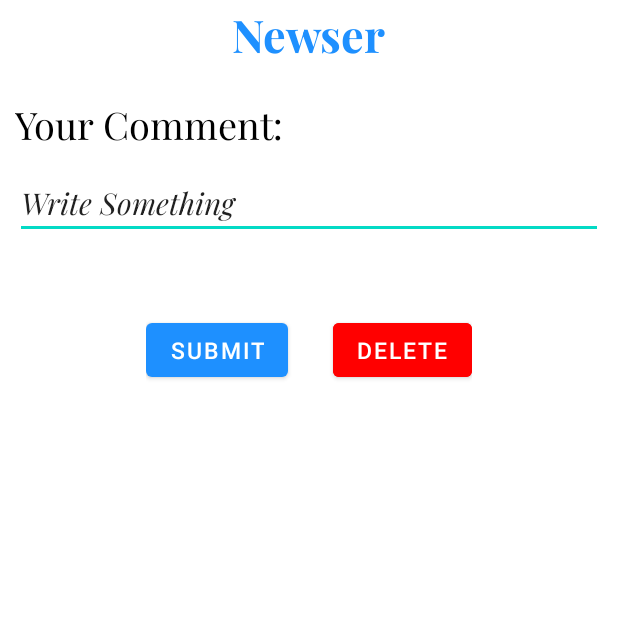
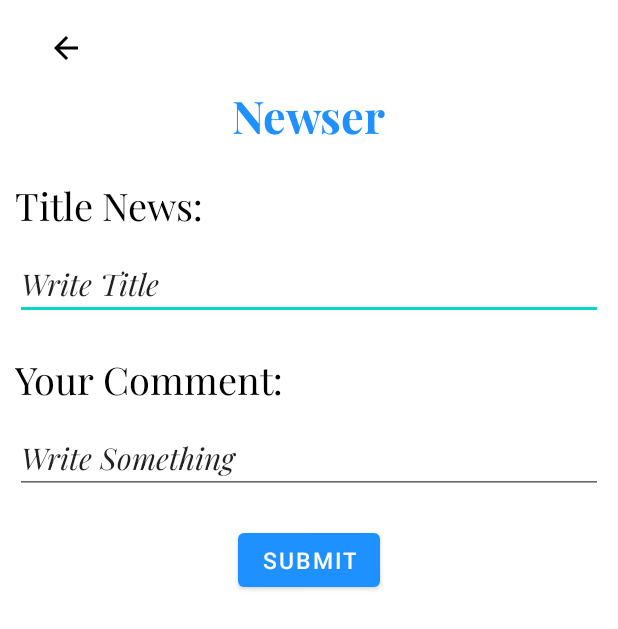
Before and after one commit to angelsilaban/Angel-Maria-Magdalena-Silaban_6706210052_Newser_Assessment3, an Android app: the layout fragment_input_comment.xml on its own in the app's theme, with its tools: preview values and no code run, on a phone screen of 412 x 824 dp. Shown: the top 629 px of the screen. Run offline under Robolectric (Android 15) with nearby library versions, the phone set to English and light mode, and no system bars.

Commit message:
Fragment input comment

```diff
--- /dev/null
+++ b/app/src/main/java/org/d3if0052/newser/fragment/InputCommentFragment.kt
@@ -0,0 +1,18 @@
+package org.d3if0052.newser.fragment
+
+import android.os.Bundle
+import android.view.LayoutInflater
+import android.view.View
+import android.view.ViewGroup
+import androidx.fragment.app.Fragment
+import org.d3if0052.newser.R
+
+class InputCommentFragment : Fragment() {
+    override fun onCreateView(
+        inflater: LayoutInflater,
+        container: ViewGroup?,
+        savedInstanceState: Bundle?
+    ): View? {
+        return super.onCreateView(inflater, container, savedInstanceState)
+    }
+}
--- a/app/src/main/res/layout/fragment_input_comment.xml
+++ b/app/src/main/res/layout/fragment_input_comment.xml
@@ -3,23 +3,52 @@
     xmlns:tools="http://schemas.android.com/tools"
     android:layout_width="match_parent"
     android:layout_height="match_parent"
-    tools:context=".InputCommentFragment">
+    tools:context=".fragment.InputCommentFragment">
 
     <LinearLayout
         android:layout_width="match_parent"
         android:layout_height="match_parent"
         android:layout_marginStart="10dp"
         android:layout_marginEnd="10dp"
-        android:orientation="vertical"
-        android:gravity="center_horizontal">
+        android:orientation="vertical">
+
+        <ImageButton
+            android:layout_width="wrap_content"
+            android:layout_height="wrap_content"
+            android:layout_marginTop="10dp"
+            android:layout_marginStart="10dp"
+            android:src="@drawable/ic_arrow_back"
+            android:backgroundTint="@color/white"/>
 
         <TextView
             android:layout_width="wrap_content"
             android:layout_height="wrap_content"
+            android:layout_gravity="center"
             android:text="@string/app_name"
             android:textSize="30sp"
             android:textColor="@color/background_color"
             android:fontFamily="@font/playfairdisplaybold" />
+
+        <TextView
+            android:id="@+id/title_news"
+            android:layout_width="match_parent"
+            android:layout_height="wrap_content"
+            android:layout_marginTop="20dp"
+            android:text="Title News: "
+            android:textColor="@color/black"
+            android:fontFamily="@font/playfairdisplayregular"
+            android:textSize="25sp"/>
+
+        <EditText
+            android:id="@+id/editTitleNews"
+            android:layout_width="match_parent"
+            android:layout_height="wrap_content"
+            android:layout_marginTop="10dp"
+            android:ems="10"
+            android:inputType="textPersonName"
+            android:text="Write Title"
+            android:textSize="20sp"
+            android:fontFamily="@font/playfairdisplayitalic"/>
 
         <TextView
             android:id="@+id/comment"
@@ -32,7 +61,7 @@
             android:textSize="25sp"/>
 
         <EditText
-            android:id="@+id/editTextTextPersonName"
+            android:id="@+id/editComment"
             android:layout_width="match_parent"
             android:layout_height="wrap_content"
             android:layout_marginTop="10dp"
@@ -42,29 +71,14 @@
             android:textSize="20sp"
             android:fontFamily="@font/playfairdisplayitalic"/>
 
-        <LinearLayout
+        <Button
             android:layout_width="wrap_content"
             android:layout_height="wrap_content"
-            android:orientation="horizontal"
-            android:layout_marginTop="50sp">
-
-            <Button
-                android:layout_width="wrap_content"
-                android:layout_height="wrap_content"
-                android:layout_gravity="center"
-                android:text="Submit"
-                android:textSize="15sp"
-                android:textColor="@color/white"/>
-
-            <Button
-                android:layout_width="wrap_content"
-                android:layout_height="wrap_content"
-                android:layout_marginStart="30sp"
-                android:backgroundTint="@color/red"
-                android:text="Delete"
-                android:textSize="15sp"
-                android:textColor="@color/white"/>
-        </LinearLayout>
+            android:layout_marginTop="20dp"
+            android:layout_gravity="center"
+            android:text="Submit"
+            android:textSize="15sp"
+            android:textColor="@color/white"/>
 
     </LinearLayout>
 
```
